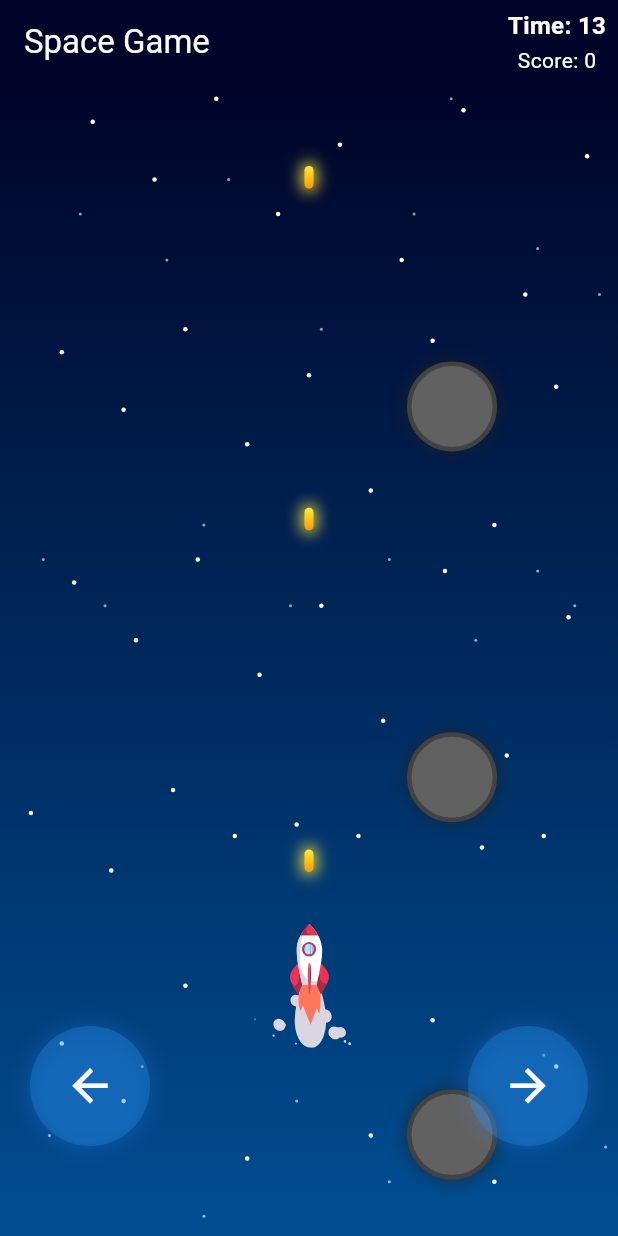
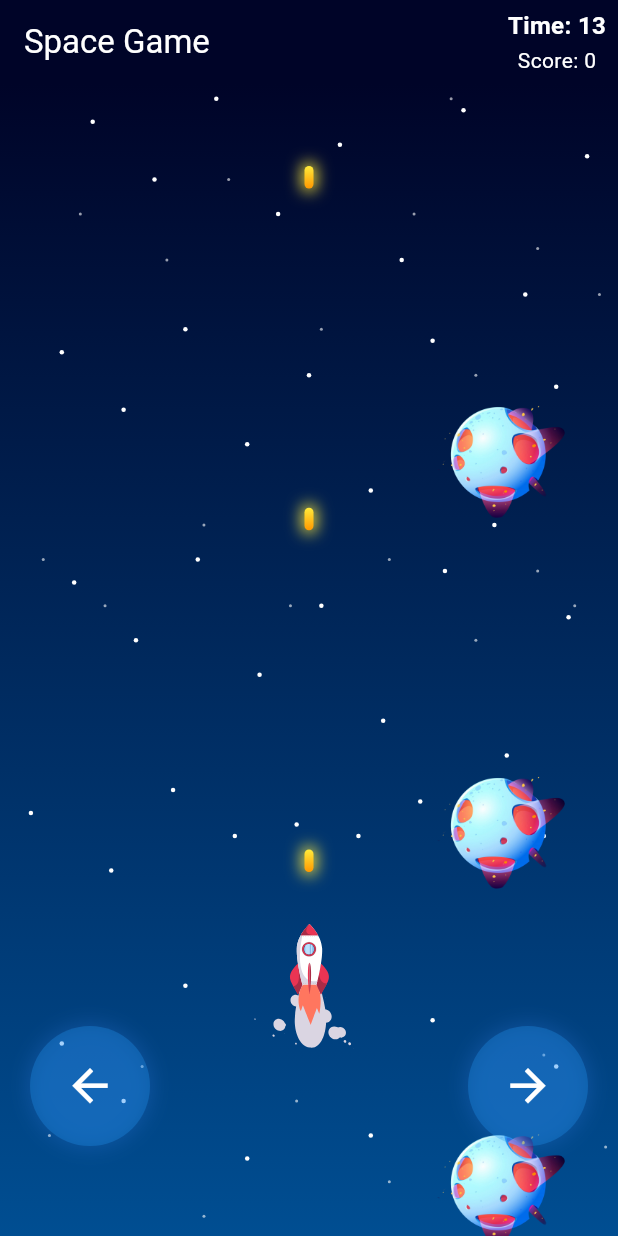
Before and after one commit to srnathan95/space_game, a Flutter app: the screen it shows after launch, on a phone screen of 412 x 824 dp. Run offline on Flutter 3.47's test engine with Material 3 defaults, Android fonts, the phone set to English and light mode, and no system bars; our stand-ins replace lottie, shared_preferences.

Commit message:
Fix collision detection: bullets now properly destroy asteroids
- Improved collision detection to use pixel-based calculations instead of normalized coordinates
- Fixed issue where bullets were passing through asteroids without destroying them
- Added asteroid.png image asset to replace grey circle placeholder
- Bullets are now correctly removed when they hit asteroids
- Collision detection now uses actual screen size for accurate pixel-based calculations

```diff
--- a/lib/game/game_screen.dart
+++ b/lib/game/game_screen.dart
@@ -36,6 +36,9 @@ class _SpaceGameState extends State<SpaceGame> {
 
   // Background scroll
   double _backgroundOffset = 0.0;
+
+  // Screen size for collision detection
+  Size? _screenSize;
 
   @override
   void initState() {
@@ -134,35 +137,45 @@ class _SpaceGameState extends State<SpaceGame> {
     }
 
     // Update bullets
-    _bullets.removeWhere((bullet) {
+    for (var bullet in _bullets) {
       bullet.update(deltaTime);
-      return bullet.isOffScreen();
-    });
+    }
 
-    // Update asteroids
-    List<Asteroid> toRemove = [];
+    // Remove bullets that are off screen
+    _bullets.removeWhere((bullet) => bullet.isOffScreen());
+
+    // Update asteroids and check collisions
+    List<Asteroid> asteroidsToRemove = [];
+    List<Bullet> bulletsToRemove = [];
+
     for (var asteroid in _asteroids) {
       asteroid.update(deltaTime);
 
       // Check if asteroid reached bottom - just remove it (no game over)
       if (asteroid.y > 1.0) {
-        toRemove.add(asteroid);
+        asteroidsToRemove.add(asteroid);
         continue;
       }
 
       // Check collision with bullets
       for (var bullet in _bullets) {
-        if (_checkCollision(asteroid, bullet)) {
-          toRemove.add(asteroid);
-          _bullets.remove(bullet);
+        // Skip if bullet is already marked for removal
+        if (bulletsToRemove.contains(bullet)) continue;
+
+        if (_checkCollision(asteroid, bullet, _screenSize)) {
+          asteroidsToRemove.add(asteroid);
+          bulletsToRemove.add(bullet);
           setState(() {
             _score += 1; // Increment score for each asteroid shot
           });
-          break;
+          break; // One bullet can only destroy one asteroid
         }
       }
     }
-    _asteroids.removeWhere((asteroid) => toRemove.contains(asteroid));
+
+    // Remove destroyed asteroids and bullets
+    _asteroids.removeWhere((asteroid) => asteroidsToRemove.contains(asteroid));
+    _bullets.removeWhere((bullet) => bulletsToRemove.contains(bullet));
 
     setState(() {});
   }
@@ -179,11 +192,37 @@ class _SpaceGameState extends State<SpaceGame> {
     _asteroids.add(Asteroid.random(speedMultiplier));
   }
 
-  bool _checkCollision(Asteroid asteroid, Bullet bullet) {
-    // Bigger asteroids = bigger hit area
-    return asteroid.y < bullet.y + GameConfig.collisionThreshold &&
-        asteroid.y > bullet.y - GameConfig.collisionThreshold &&
-        (asteroid.x - bullet.x).abs() < GameConfig.collisionThreshold;
+  bool _checkCollision(Asteroid asteroid, Bullet bullet, Size? screenSize) {
+    if (screenSize == null) {
+      // Fallback to generous threshold if screen size not available
+      final dx = (asteroid.x - bullet.x).abs();
+      final dy = (asteroid.y - bullet.y).abs();
+      return dx < 0.12 && dy < 0.12;
+    }
+
+    // Calculate actual pixel positions
+    // Asteroid center: (asteroid.x * screenSize.width, asteroid.y * screenSize.height)
+    // Asteroid size: 120x120, so radius is 60px
+    // Bullet center: (bullet.x * screenSize.width, bullet.y * screenSize.height)
+    // Bullet size: 6x15, so half-width is 3px, half-height is 7.5px
+
+    final asteroidCenterX = asteroid.x * screenSize.width;
+    final asteroidCenterY = asteroid.y * screenSize.height;
+    final bulletCenterX = bullet.x * screenSize.width;
+    final bulletCenterY = bullet.y * screenSize.height;
+
+    // Calculate distance in pixels
+    final dx = (asteroidCenterX - bulletCenterX).abs();
+    final dy = (asteroidCenterY - bulletCenterY).abs();
+
+    // Asteroid radius: 60px, Bullet half-size: max(3, 7.5) = 7.5px
+    // Collision if distance < (60 + 7.5) = 67.5px
+    final asteroidRadius = 60.0;
+    final bulletRadius = 7.5;
+    final collisionDistance = asteroidRadius + bulletRadius;
+
+    // Check if bullet is within collision distance
+    return dx < collisionDistance && dy < collisionDistance;
   }
 
   void _moveRocketLeft() {
@@ -223,6 +262,7 @@ class _SpaceGameState extends State<SpaceGame> {
   @override
   Widget build(BuildContext context) {
     final screenSize = MediaQuery.of(context).size;
+    _screenSize = screenSize; // Store screen size for collision detection
 
     return Scaffold(
       appBar: AppBar(
@@ -306,21 +346,11 @@ class _SpaceGameState extends State<SpaceGame> {
     return Positioned(
       left: asteroid.x * screenSize.width - 30,
       top: asteroid.y * screenSize.height - 30,
-      child: Container(
-        width: 60,
-        height: 60,
-        decoration: BoxDecoration(
-          color: Colors.grey[700],
-          shape: BoxShape.circle,
-          border: Border.all(color: Colors.grey[800]!, width: 3),
-          boxShadow: [
-            BoxShadow(
-              color: Colors.grey[900]!.withOpacity(0.5),
-              blurRadius: 8,
-              spreadRadius: 2,
-            ),
-          ],
-        ),
+      child: Image.asset(
+        'assets/asteroid.png',
+        width: 120,
+        height: 120,
+        fit: BoxFit.contain,
       ),
     );
   }
--- a/pubspec.yaml
+++ b/pubspec.yaml
@@ -30,3 +30,4 @@ flutter:
   uses-material-design: true
   assets:
     - assets/animations/
+    - assets/asteroid.png
```
Also changed, not shown: assets/asteroid.png (added).
